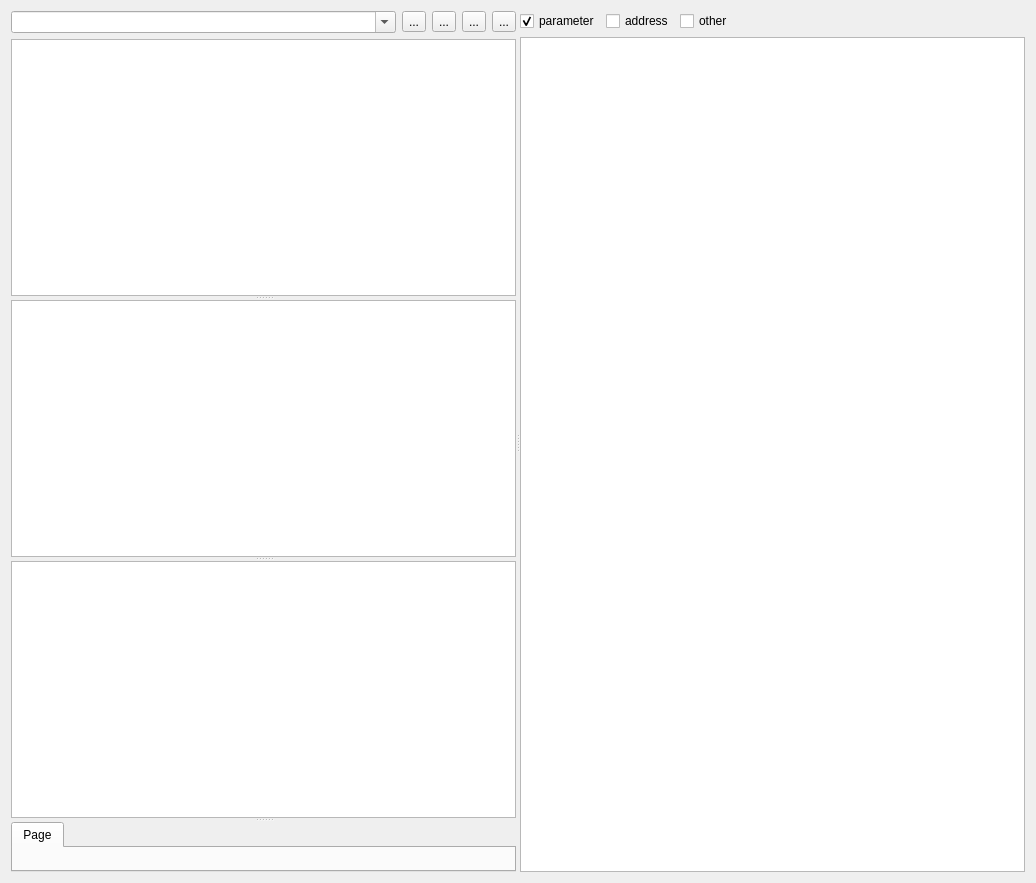
First picture: the form in ui/PulseProgram.ui, repository MonroeQuantumNetworks/IonControl, before the edit.
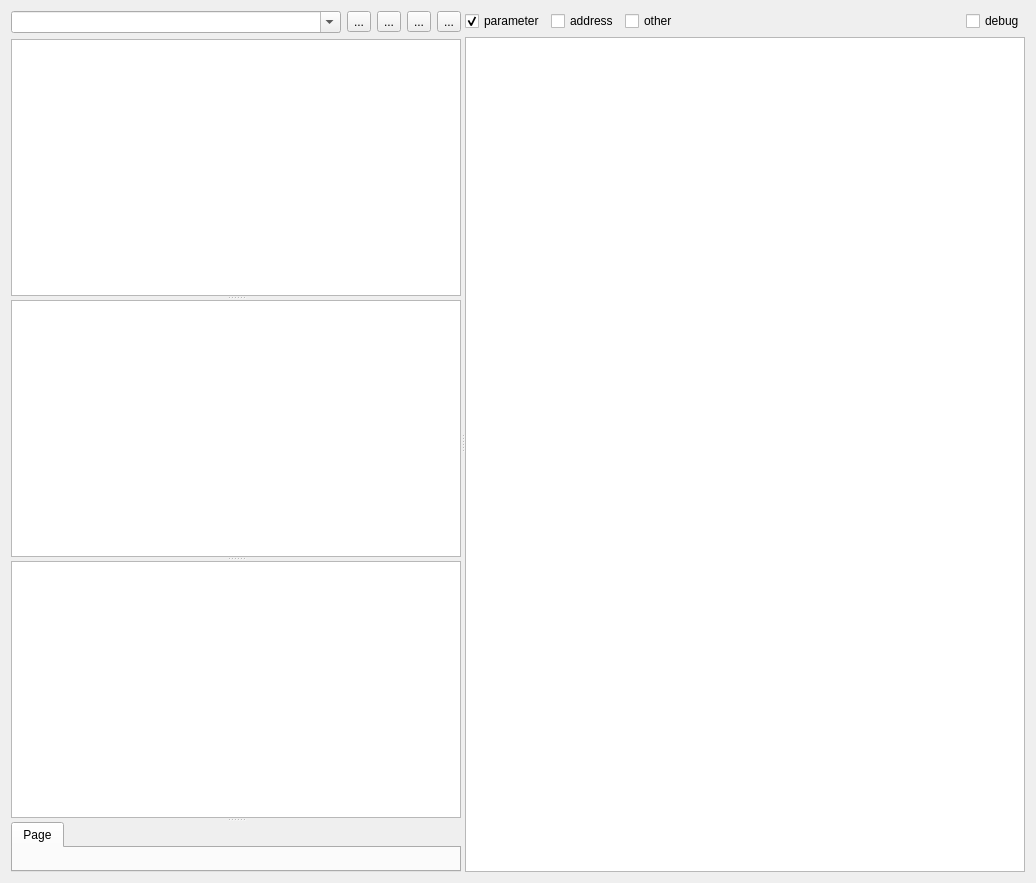
Second picture: the form after the edit. Icons and pictures are not drawn.

Patch:
```diff
--- a/ui/PulseProgram.ui
+++ b/ui/PulseProgram.ui
@@ -157,6 +157,13 @@
            </property>
           </spacer>
          </item>
+         <item>
+          <widget class="QCheckBox" name="debugCheckBox">
+           <property name="text">
+            <string>debug</string>
+           </property>
+          </widget>
+         </item>
         </layout>
        </item>
        <item>
```
